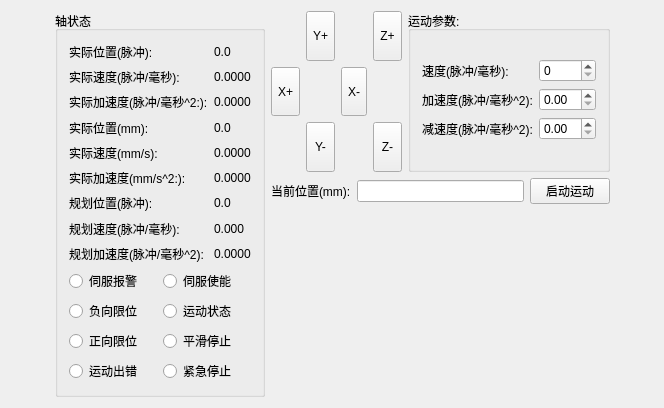
whisper512/GTS, file GTSSimpleController/Widget/MasterControlWidget.ui: the form before one commit.
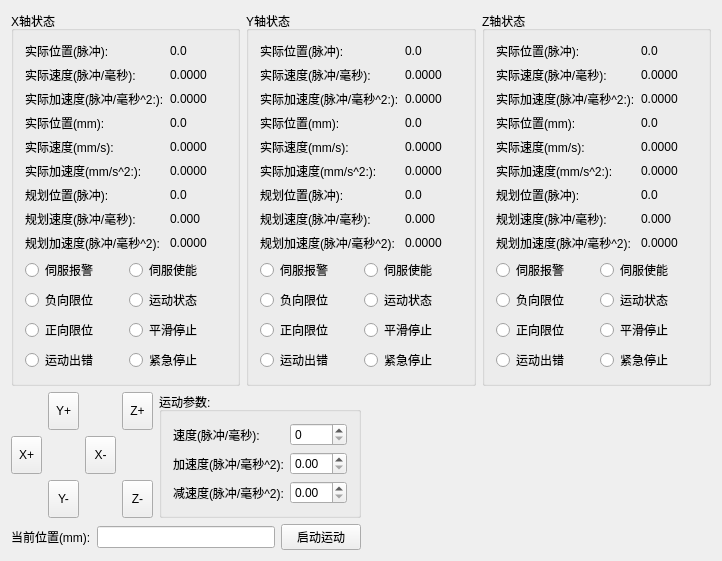
The form after the commit.

Commit message: 修改界面

The edit to the form file:
```diff
--- a/GTSSimpleController/Widget/MasterControlWidget.ui
+++ b/GTSSimpleController/Widget/MasterControlWidget.ui
@@ -6,46 +6,20 @@
    <rect>
     <x>0</x>
     <y>0</y>
-    <width>664</width>
-    <height>408</height>
+    <width>722</width>
+    <height>526</height>
    </rect>
   </property>
   <property name="windowTitle">
    <string>CMasterControlWidget</string>
   </property>
-  <layout class="QVBoxLayout" name="verticalLayout_5">
+  <layout class="QVBoxLayout" name="verticalLayout_7">
    <item>
-    <layout class="QGridLayout" name="gridLayout_4">
-     <item row="0" column="0">
-      <spacer name="horizontalSpacer">
-       <property name="orientation">
-        <enum>Qt::Horizontal</enum>
-       </property>
-       <property name="sizeHint" stdset="0">
-        <size>
-         <width>40</width>
-         <height>20</height>
-        </size>
-       </property>
-      </spacer>
-     </item>
-     <item row="0" column="4">
-      <spacer name="horizontalSpacer_2">
-       <property name="orientation">
-        <enum>Qt::Horizontal</enum>
-       </property>
-       <property name="sizeHint" stdset="0">
-        <size>
-         <width>40</width>
-         <height>20</height>
-        </size>
-       </property>
-      </spacer>
-     </item>
-     <item row="0" column="1">
-      <widget class="QGroupBox" name="groupBox_AxisState">
+    <layout class="QHBoxLayout" name="horizontalLayout_3">
+     <item>
+      <widget class="QGroupBox" name="groupBox_AxisStateX">
        <property name="title">
-        <string>轴状态</string>
+        <string>X轴状态</string>
        </property>
        <layout class="QVBoxLayout" name="verticalLayout" stretch="7,3">
         <item>
@@ -241,7 +215,409 @@
        </layout>
       </widget>
      </item>
-     <item row="0" column="3">
+     <item>
+      <widget class="QGroupBox" name="groupBox_AxisStateY">
+       <property name="title">
+        <string>Y轴状态</string>
+       </property>
+       <layout class="QVBoxLayout" name="verticalLayout_5" stretch="7,3">
+        <item>
+         <layout class="QGridLayout" name="gridLayout_4">
+          <item row="4" column="1">
+           <widget class="QLabel" name="label_actVelDataY">
+            <property name="text">
+             <string>0.0000</string>
+            </property>
+           </widget>
+          </item>
+          <item row="7" column="0">
+           <widget class="QLabel" name="label_tgtVelY">
+            <property name="text">
+             <string>规划速度(脉冲/毫秒):</string>
+            </property>
+           </widget>
+          </item>
+          <item row="1" column="1">
+           <widget class="QLabel" name="label_actVelPluseDataY">
+            <property name="text">
+             <string>0.0000</string>
+            </property>
+           </widget>
+          </item>
+          <item row="1" column="0">
+           <widget class="QLabel" name="label_actPluseVelY">
+            <property name="text">
+             <string>实际速度(脉冲/毫秒):</string>
+            </property>
+           </widget>
+          </item>
+          <item row="3" column="0">
+           <widget class="QLabel" name="label_actPosY">
+            <property name="text">
+             <string>实际位置(mm):</string>
+            </property>
+           </widget>
+          </item>
+          <item row="2" column="1">
+           <widget class="QLabel" name="label_actPluseAccDataY">
+            <property name="text">
+             <string>0.0000</string>
+            </property>
+           </widget>
+          </item>
+          <item row="0" column="1">
+           <widget class="QLabel" name="label_actPosPluseDataY">
+            <property name="text">
+             <string>0.0</string>
+            </property>
+           </widget>
+          </item>
+          <item row="2" column="0">
+           <widget class="QLabel" name="label_actPluseAccY">
+            <property name="text">
+             <string>实际加速度(脉冲/毫秒^2:):</string>
+            </property>
+           </widget>
+          </item>
+          <item row="6" column="1">
+           <widget class="QLabel" name="label_tgtPosDataY">
+            <property name="text">
+             <string>0.0</string>
+            </property>
+           </widget>
+          </item>
+          <item row="8" column="0">
+           <widget class="QLabel" name="label_tgtAccY">
+            <property name="text">
+             <string>规划加速度(脉冲/毫秒^2):</string>
+            </property>
+           </widget>
+          </item>
+          <item row="5" column="1">
+           <widget class="QLabel" name="label_actAccDataY">
+            <property name="text">
+             <string>0.0000</string>
+            </property>
+           </widget>
+          </item>
+          <item row="5" column="0">
+           <widget class="QLabel" name="label_actAccY">
+            <property name="text">
+             <string>实际加速度(mm/s^2:):</string>
+            </property>
+           </widget>
+          </item>
+          <item row="7" column="1">
+           <widget class="QLabel" name="label_tgtVelDataY">
+            <property name="text">
+             <string>0.000</string>
+            </property>
+           </widget>
+          </item>
+          <item row="0" column="0">
+           <widget class="QLabel" name="label_actPlusePosY">
+            <property name="text">
+             <string>实际位置(脉冲):</string>
+            </property>
+           </widget>
+          </item>
+          <item row="4" column="0">
+           <widget class="QLabel" name="label_actVelY">
+            <property name="text">
+             <string>实际速度(mm/s):</string>
+            </property>
+           </widget>
+          </item>
+          <item row="8" column="1">
+           <widget class="QLabel" name="label_tgtAccDataY">
+            <property name="text">
+             <string>0.0000</string>
+            </property>
+           </widget>
+          </item>
+          <item row="3" column="1">
+           <widget class="QLabel" name="label_actPosDataY">
+            <property name="text">
+             <string>0.0</string>
+            </property>
+           </widget>
+          </item>
+          <item row="6" column="0">
+           <widget class="QLabel" name="label_tgtPosY">
+            <property name="text">
+             <string>规划位置(脉冲):</string>
+            </property>
+           </widget>
+          </item>
+         </layout>
+        </item>
+        <item>
+         <layout class="QGridLayout" name="gridLayout_6">
+          <item row="0" column="0">
+           <widget class="QRadioButton" name="radioButton_sevorAlarmY">
+            <property name="text">
+             <string>伺服报警</string>
+            </property>
+           </widget>
+          </item>
+          <item row="0" column="1">
+           <widget class="QRadioButton" name="radioButton_servoEnableY">
+            <property name="text">
+             <string>伺服使能</string>
+            </property>
+           </widget>
+          </item>
+          <item row="1" column="0">
+           <widget class="QRadioButton" name="radioButton_nLimitY">
+            <property name="text">
+             <string>负向限位</string>
+            </property>
+           </widget>
+          </item>
+          <item row="1" column="1">
+           <widget class="QRadioButton" name="radioButton_motionStsY">
+            <property name="text">
+             <string>运动状态</string>
+            </property>
+           </widget>
+          </item>
+          <item row="2" column="0">
+           <widget class="QRadioButton" name="radioButton_pLimitY">
+            <property name="text">
+             <string>正向限位</string>
+            </property>
+           </widget>
+          </item>
+          <item row="2" column="1">
+           <widget class="QRadioButton" name="radioButton_smoothStopY">
+            <property name="text">
+             <string>平滑停止</string>
+            </property>
+           </widget>
+          </item>
+          <item row="3" column="0">
+           <widget class="QRadioButton" name="radioButton_motionErrY">
+            <property name="text">
+             <string>运动出错</string>
+            </property>
+           </widget>
+          </item>
+          <item row="3" column="1">
+           <widget class="QRadioButton" name="radioButton_eStopY">
+            <property name="text">
+             <string>紧急停止</string>
+            </property>
+           </widget>
+          </item>
+         </layout>
+        </item>
+       </layout>
+      </widget>
+     </item>
+     <item>
+      <widget class="QGroupBox" name="groupBox_AxisStateZ">
+       <property name="title">
+        <string>Z轴状态</string>
+       </property>
+       <layout class="QVBoxLayout" name="verticalLayout_6" stretch="7,3">
+        <item>
+         <layout class="QGridLayout" name="gridLayout_7">
+          <item row="4" column="1">
+           <widget class="QLabel" name="label_actVelDataZ">
+            <property name="text">
+             <string>0.0000</string>
+            </property>
+           </widget>
+          </item>
+          <item row="7" column="0">
+           <widget class="QLabel" name="label_tgtVelZ">
+            <property name="text">
+             <string>规划速度(脉冲/毫秒):</string>
+            </property>
+           </widget>
+          </item>
+          <item row="1" column="1">
+           <widget class="QLabel" name="label_actVelPluseDataZ">
+            <property name="text">
+             <string>0.0000</string>
+            </property>
+           </widget>
+          </item>
+          <item row="1" column="0">
+           <widget class="QLabel" name="label_actPluseVelZ">
+            <property name="text">
+             <string>实际速度(脉冲/毫秒):</string>
+            </property>
+           </widget>
+          </item>
+          <item row="3" column="0">
+           <widget class="QLabel" name="label_actPosZ">
+            <property name="text">
+             <string>实际位置(mm):</string>
+            </property>
+           </widget>
+          </item>
+          <item row="2" column="1">
+           <widget class="QLabel" name="label_actPluseAccDataZ">
+            <property name="text">
+             <string>0.0000</string>
+            </property>
+           </widget>
+          </item>
+          <item row="0" column="1">
+           <widget class="QLabel" name="label_actPosPluseDataZ">
+            <property name="text">
+             <string>0.0</string>
+            </property>
+           </widget>
+          </item>
+          <item row="2" column="0">
+           <widget class="QLabel" name="label_actPluseAccZ">
+            <property name="text">
+             <string>实际加速度(脉冲/毫秒^2:):</string>
+            </property>
+           </widget>
+          </item>
+          <item row="6" column="1">
+           <widget class="QLabel" name="label_tgtPosDataZ">
+            <property name="text">
+             <string>0.0</string>
+            </property>
+           </widget>
+          </item>
+          <item row="8" column="0">
+           <widget class="QLabel" name="label_tgtAccZ">
+            <property name="text">
+             <string>规划加速度(脉冲/毫秒^2):</string>
+            </property>
+           </widget>
+          </item>
+          <item row="5" column="1">
+           <widget class="QLabel" name="label_actAccDataZ">
+            <property name="text">
+             <string>0.0000</string>
+            </property>
+           </widget>
+          </item>
+          <item row="5" column="0">
+           <widget class="QLabel" name="label_actAccZ">
+            <property name="text">
+             <string>实际加速度(mm/s^2:):</string>
+            </property>
+           </widget>
+          </item>
+          <item row="7" column="1">
+           <widget class="QLabel" name="label_tgtVelDataZ">
+            <property name="text">
+             <string>0.000</string>
+            </property>
+           </widget>
+          </item>
+          <item row="0" column="0">
+           <widget class="QLabel" name="label_actPlusePosZ">
+            <property name="text">
+             <string>实际位置(脉冲):</string>
+            </property>
+           </widget>
+          </item>
+          <item row="4" column="0">
+           <widget class="QLabel" name="label_actVelZ">
+            <property name="text">
+             <string>实际速度(mm/s):</string>
+            </property>
+           </widget>
+          </item>
+          <item row="8" column="1">
+           <widget class="QLabel" name="label_tgtAccDataZ">
+            <property name="text">
+             <string>0.0000</string>
+            </property>
+           </widget>
+          </item>
+          <item row="3" column="1">
+           <widget class="QLabel" name="label_actPosDataZ">
+            <property name="text">
+             <string>0.0</string>
+            </property>
+           </widget>
+          </item>
+          <item row="6" column="0">
+           <widget class="QLabel" name="label_tgtPosZ">
+            <property name="text">
+             <string>规划位置(脉冲):</string>
+            </property>
+           </widget>
+          </item>
+         </layout>
+        </item>
+        <item>
+         <layout class="QGridLayout" name="gridLayout_8">
+          <item row="0" column="0">
+           <widget class="QRadioButton" name="radioButton_sevorAlarmZ">
+            <property name="text">
+             <string>伺服报警</string>
+            </property>
+           </widget>
+          </item>
+          <item row="0" column="1">
+           <widget class="QRadioButton" name="radioButton_servoEnableZ">
+            <property name="text">
+             <string>伺服使能</string>
+            </property>
+           </widget>
+          </item>
+          <item row="1" column="0">
+           <widget class="QRadioButton" name="radioButton_nLimitZ">
+            <property name="text">
+             <string>负向限位</string>
+            </property>
+           </widget>
+          </item>
+          <item row="1" column="1">
+           <widget class="QRadioButton" name="radioButton_motionStsZ">
+            <property name="text">
+             <string>运动状态</string>
+            </property>
+           </widget>
+          </item>
+          <item row="2" column="0">
+           <widget class="QRadioButton" name="radioButton_pLimitZ">
+            <property name="text">
+             <string>正向限位</string>
+            </property>
+           </widget>
+          </item>
+          <item row="2" column="1">
+           <widget class="QRadioButton" name="radioButton_smoothStopZ">
+            <property name="text">
+             <string>平滑停止</string>
+            </property>
+           </widget>
+          </item>
+          <item row="3" column="0">
+           <widget class="QRadioButton" name="radioButton_motionErrZ">
+            <property name="text">
+             <string>运动出错</string>
+            </property>
+           </widget>
+          </item>
+          <item row="3" column="1">
+           <widget class="QRadioButton" name="radioButton_eStopZ">
+            <property name="text">
+             <string>紧急停止</string>
+            </property>
+           </widget>
+          </item>
+         </layout>
+        </item>
+       </layout>
+      </widget>
+     </item>
+    </layout>
+   </item>
+   <item>
+    <layout class="QHBoxLayout" name="horizontalLayout_4">
+     <item>
       <layout class="QVBoxLayout" name="verticalLayout_4">
        <item>
         <layout class="QVBoxLayout" name="verticalLayout_3">
@@ -400,21 +776,21 @@
          </item>
         </layout>
        </item>
-       <item>
-        <spacer name="verticalSpacer">
-         <property name="orientation">
-          <enum>Qt::Vertical</enum>
-         </property>
-         <property name="sizeHint" stdset="0">
-          <size>
-           <width>20</width>
-           <height>40</height>
-          </size>
-         </property>
-        </spacer>
-       </item>
       </layout>
      </item>
+     <item>
+      <spacer name="horizontalSpacer">
+       <property name="orientation">
+        <enum>Qt::Horizontal</enum>
+       </property>
+       <property name="sizeHint" stdset="0">
+        <size>
+         <width>40</width>
+         <height>20</height>
+        </size>
+       </property>
+      </spacer>
+     </item>
     </layout>
    </item>
   </layout>
```
Left out of the diff: 52 changed lines with no effect on the pictures. The commit also changes 2 other files.
